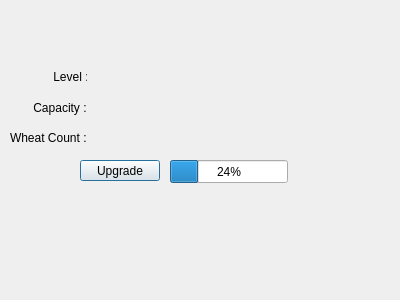
Old version of the form silo.ui in the repository mohammadfattahi11/AP_Project.
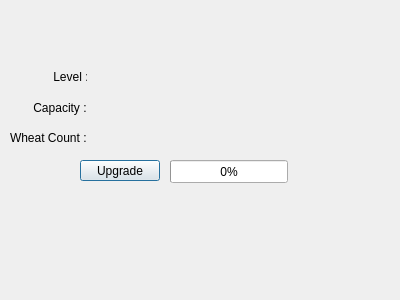
New version of the form.

What changed in the file:
```diff
--- a/silo.ui
+++ b/silo.ui
@@ -114,7 +114,7 @@
     </rect>
    </property>
    <property name="value">
-    <number>24</number>
+    <number>0</number>
    </property>
   </widget>
  </widget>
```
